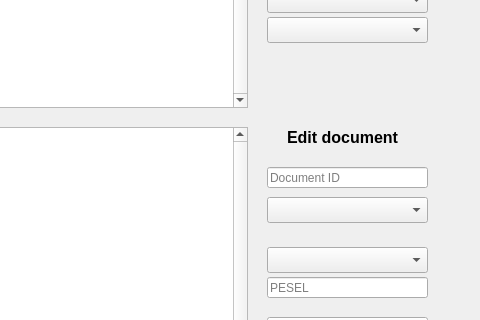
Before: the Qt Designer form gui/Medician.ui in FilipHa5/Clinic-Management-PyMongo, drawn with Qt 5; both pictures show x 223 to 703 and y 153 to 473 of the 703 by 593 pixel window.
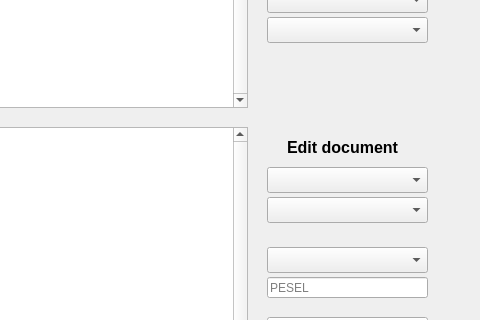
After: the same form once the commit is applied.

```diff
--- a/gui/Medician.ui
+++ b/gui/Medician.ui
@@ -82,27 +82,11 @@
      <string>Return</string>
     </property>
    </widget>
-   <widget class="QLineEdit" name="document_line_edit">
-    <property name="geometry">
-     <rect>
-      <x>490</x>
-      <y>320</y>
-      <width>161</width>
-      <height>21</height>
-     </rect>
-    </property>
-    <property name="text">
-     <string/>
-    </property>
-    <property name="placeholderText">
-     <string>Document ID</string>
-    </property>
-   </widget>
    <widget class="QLabel" name="document_label">
     <property name="geometry">
      <rect>
       <x>510</x>
-      <y>280</y>
+      <y>290</y>
       <width>131</width>
       <height>21</height>
      </rect>
@@ -226,6 +210,16 @@
      <string>Apply</string>
     </property>
    </widget>
+   <widget class="QComboBox" name="document_id_combo_box">
+    <property name="geometry">
+     <rect>
+      <x>490</x>
+      <y>320</y>
+      <width>161</width>
+      <height>26</height>
+     </rect>
+    </property>
+   </widget>
   </widget>
   <widget class="QStatusBar" name="statusbar"/>
  </widget>
```
Left out of the diff: 2 changed lines with no effect on the pictures.
